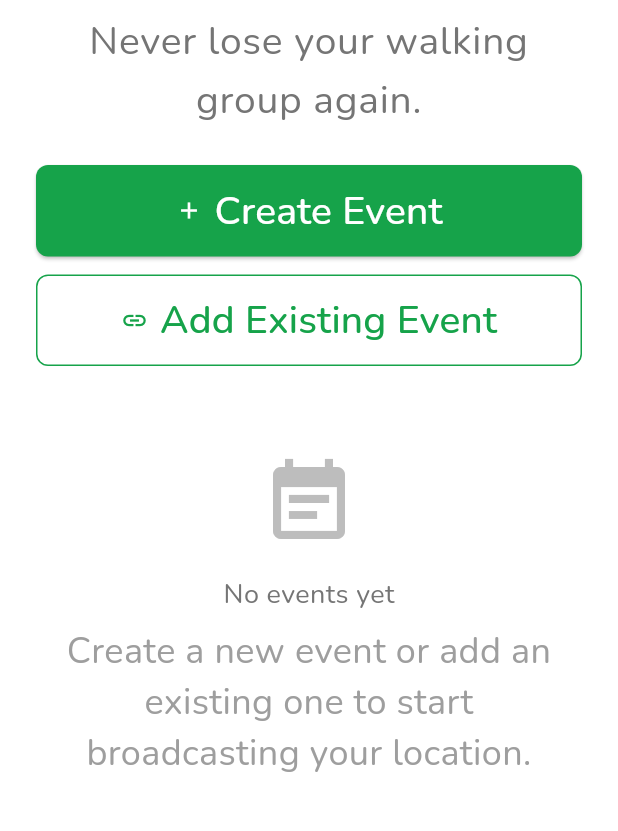
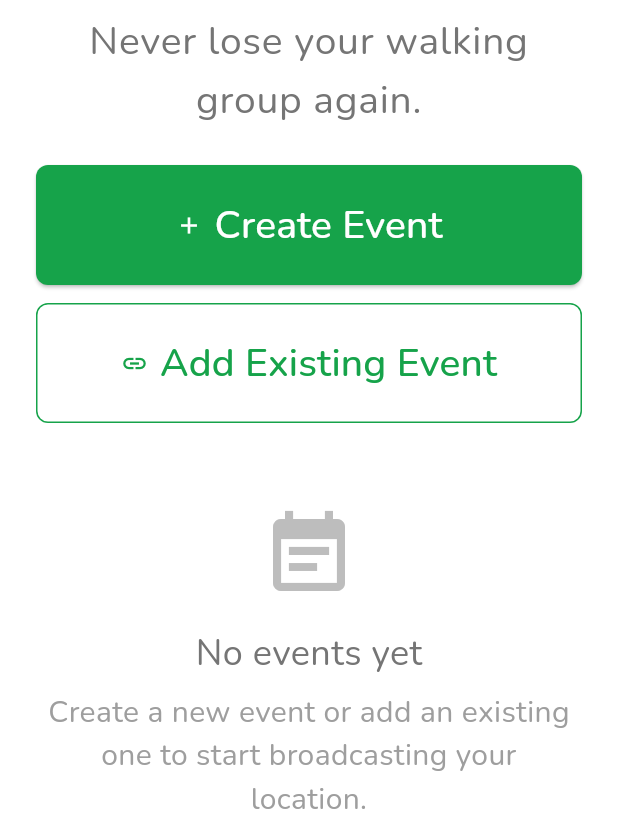
Before and after one commit to william-wei-zhu/scenic-walk, a Flutter app: the screen it shows after launch, on a phone screen of 412 x 824 dp, the part 405-1236 px from its top. Run offline on Flutter 3.47's test engine with Material 3 defaults, Android fonts, the phone set to English and light mode, and no system bars; our stand-ins replace connectivity_plus, firebase_core, firebase_crashlytics, firebase_database, flutter_local_notifications, flutter_svg and 6 more; missing offline and left inert: flutter_background_service; accounts and stored records are empty; project files that could hold a hidden picture were left out.

Commit message:
Improve mobile app UI with larger fonts and streamlined organizer view
UI Changes:
- Increase all font sizes to 20-24px minimum for better readability
- Increase button heights to 80px to accommodate larger text
- Increase button font size to 24px for Start/Stop Broadcasting

Organizer View Improvements:
- Remove "Event Active" status card to maximize map visibility
- Remove redundant "Send Single Update" button
- Increase map height from 40% to 55% of screen

Home Screen:
- Increase event name font to 24px
- Increase status badge, event ID, and date fonts to 20px
- Update offline banner and footer note fonts

Documentation:
- Update CLAUDE.md with accessibility and map feature details

Co-Authored-By: Claude Opus 4.5 <noreply@anthropic.com>

```diff
--- a/mobile/lib/main.dart
+++ b/mobile/lib/main.dart
@@ -108,7 +108,8 @@ class _ScenicWalkAppState extends State<ScenicWalkApp> {
         style: ElevatedButton.styleFrom(
           backgroundColor: primaryColor,
           foregroundColor: Colors.white,
-          padding: const EdgeInsets.symmetric(horizontal: 24, vertical: 12),
+          minimumSize: const Size(0, 80),
+          padding: const EdgeInsets.symmetric(horizontal: 24, vertical: 16),
           shape: RoundedRectangleBorder(
             borderRadius: BorderRadius.circular(8),
           ),
@@ -118,13 +119,22 @@ class _ScenicWalkAppState extends State<ScenicWalkApp> {
         style: OutlinedButton.styleFrom(
           foregroundColor: primaryColor,
           side: BorderSide(color: primaryColor),
-          padding: const EdgeInsets.symmetric(horizontal: 24, vertical: 12),
+          minimumSize: const Size(0, 80),
+          padding: const EdgeInsets.symmetric(horizontal: 24, vertical: 16),
           shape: RoundedRectangleBorder(
             borderRadius: BorderRadius.circular(8),
           ),
         ),
       ),
+      textButtonTheme: TextButtonThemeData(
+        style: TextButton.styleFrom(
+          foregroundColor: primaryColor,
+          minimumSize: const Size(0, 80),
+          padding: const EdgeInsets.symmetric(horizontal: 24, vertical: 16),
+        ),
+      ),
       inputDecorationTheme: InputDecorationTheme(
+        contentPadding: const EdgeInsets.symmetric(horizontal: 16, vertical: 18),
         border: OutlineInputBorder(
           borderRadius: BorderRadius.circular(8),
         ),
@@ -168,7 +178,8 @@ class _ScenicWalkAppState extends State<ScenicWalkApp> {
         style: ElevatedButton.styleFrom(
           backgroundColor: primaryColor,
           foregroundColor: Colors.white,
-          padding: const EdgeInsets.symmetric(horizontal: 24, vertical: 12),
+          minimumSize: const Size(0, 80),
+          padding: const EdgeInsets.symmetric(horizontal: 24, vertical: 16),
           shape: RoundedRectangleBorder(
             borderRadius: BorderRadius.circular(8),
           ),
@@ -178,13 +189,22 @@ class _ScenicWalkAppState extends State<ScenicWalkApp> {
         style: OutlinedButton.styleFrom(
           foregroundColor: primaryColor,
           side: BorderSide(color: primaryColor),
-          padding: const EdgeInsets.symmetric(horizontal: 24, vertical: 12),
+          minimumSize: const Size(0, 80),
+          padding: const EdgeInsets.symmetric(horizontal: 24, vertical: 16),
           shape: RoundedRectangleBorder(
             borderRadius: BorderRadius.circular(8),
           ),
         ),
       ),
+      textButtonTheme: TextButtonThemeData(
+        style: TextButton.styleFrom(
+          foregroundColor: primaryColor,
+          minimumSize: const Size(0, 80),
+          padding: const EdgeInsets.symmetric(horizontal: 24, vertical: 16),
+        ),
+      ),
       inputDecorationTheme: InputDecorationTheme(
+        contentPadding: const EdgeInsets.symmetric(horizontal: 16, vertical: 18),
         border: OutlineInputBorder(
           borderRadius: BorderRadius.circular(8),
         ),
--- a/mobile/lib/screens/add_event_screen.dart
+++ b/mobile/lib/screens/add_event_screen.dart
@@ -218,7 +218,7 @@ class _AddEventScreenState extends State<AddEventScreen> {
               const SizedBox(height: 16),
               SizedBox(
                 width: double.infinity,
-                height: 48,
+                height: 80,
                 child: ElevatedButton(
                   onPressed: _isLoading ? null : _addEvent,
                   child: _isLoading
--- a/mobile/lib/screens/create_event_screen.dart
+++ b/mobile/lib/screens/create_event_screen.dart
@@ -458,7 +458,7 @@ class _CreateEventScreenState extends State<CreateEventScreen> {
                           // Create button
                           SizedBox(
                             width: double.infinity,
-                            height: 48,
+                            height: 80,
                             child: ElevatedButton(
                               onPressed: _isCreating ? null : _createEvent,
                               child: _isCreating
--- a/mobile/lib/screens/home_screen.dart
+++ b/mobile/lib/screens/home_screen.dart
@@ -160,15 +160,15 @@ class _HomeScreenState extends State<HomeScreen> {
                 SliverToBoxAdapter(
                   child: Container(
                     color: Colors.orange[700],
-                    padding: const EdgeInsets.symmetric(horizontal: 16, vertical: 10),
+                    padding: const EdgeInsets.symmetric(horizontal: 16, vertical: 12),
                     child: Row(
                       children: [
-                        const Icon(Icons.wifi_off, color: Colors.white, size: 18),
+                        const Icon(Icons.wifi_off, color: Colors.white, size: 24),
                         const SizedBox(width: 8),
                         const Expanded(
                           child: Text(
                             'You\'re offline. Some features may not work.',
-                            style: TextStyle(color: Colors.white, fontSize: 13),
+                            style: TextStyle(color: Colors.white, fontSize: 20),
                           ),
                         ),
                         TextButton(
@@ -324,14 +324,17 @@ class _HomeScreenState extends State<HomeScreen> {
                           Text(
                             'No events yet',
                             style: TextStyle(
-                              fontSize: 18,
+                              fontSize: 24,
                               color: isDark ? Colors.grey[400] : Colors.grey[600],
                             ),
                           ),
                           const SizedBox(height: 8),
                           Text(
                             'Create a new event or add an existing one to start broadcasting your location.',
-                            style: TextStyle(color: isDark ? Colors.grey[500] : Colors.grey[500]),
+                            style: TextStyle(
+                              color: isDark ? Colors.grey[500] : Colors.grey[500],
+                              fontSize: 20,
+                            ),
                             textAlign: TextAlign.center,
                           ),
                         ],
@@ -372,7 +375,7 @@ class _HomeScreenState extends State<HomeScreen> {
                     child: Text(
                       'Events are saved on this device only',
                       style: TextStyle(
-                        fontSize: 12,
+                        fontSize: 18,
                         color: isDark ? Colors.grey[600] : Colors.grey[500],
                       ),
                       textAlign: TextAlign.center,
@@ -411,7 +414,7 @@ class _SkeletonEventCard extends StatelessWidget {
             // Icon placeholder
             Container(
               width: 48,
-              height: 48,
+              height: 80,
               decoration: BoxDecoration(
                 color: baseColor,
                 borderRadius: BorderRadius.circular(12),
@@ -490,7 +493,7 @@ class _EventCard extends StatelessWidget {
                   // Status indicator with icon
                   Container(
                     width: 48,
-                    height: 48,
+                    height: 80,
                     decoration: BoxDecoration(
                       color: isBroadcasting
                           ? Colors.green.withOpacity(0.1)
@@ -532,7 +535,7 @@ class _EventCard extends StatelessWidget {
                                 event.name,
                                 style: const TextStyle(
                                   fontWeight: FontWeight.w600,
-                                  fontSize: 16,
+                                  fontSize: 24,
                                 ),
                                 overflow: TextOverflow.ellipsis,
                               ),
@@ -542,7 +545,7 @@ class _EventCard extends StatelessWidget {
                               formatDate(event.createdAt),
                               style: TextStyle(
                                 color: isDark ? Colors.grey[500] : Colors.grey[500],
-                                fontSize: 12,
+                                fontSize: 20,
                               ),
                             ),
                           ],
@@ -597,16 +600,16 @@ class _EventCard extends StatelessWidget {
                   children: [
                     Icon(
                       Icons.tag,
-                      size: 14,
+                      size: 20,
                       color: isDark ? Colors.grey[500] : Colors.grey[500],
                     ),
-                    const SizedBox(width: 6),
+                    const SizedBox(width: 8),
                     Expanded(
                       child: Text(
                         event.id,
                         style: TextStyle(
                           color: isDark ? Colors.grey[400] : Colors.grey[600],
-                          fontSize: 13,
+                          fontSize: 20,
                           fontFamily: 'monospace',
                         ),
                       ),
@@ -621,7 +624,7 @@ class _EventCard extends StatelessWidget {
                           children: [
                             Icon(
                               Icons.copy,
-                              size: 14,
+                              size: 20,
                               color: Theme.of(context).colorScheme.primary,
                             ),
                             const SizedBox(width: 4),
@@ -629,7 +632,7 @@ class _EventCard extends StatelessWidget {
                               'Copy',
                               style: TextStyle(
                                 color: Theme.of(context).colorScheme.primary,
-                                fontSize: 12,
+                                fontSize: 20,
                                 fontWeight: FontWeight.w500,
                               ),
                             ),
@@ -662,21 +665,21 @@ class _StatusBadge extends StatelessWidget {
   @override
   Widget build(BuildContext context) {
     return Container(
-      padding: const EdgeInsets.symmetric(horizontal: 8, vertical: 4),
+      padding: const EdgeInsets.symmetric(horizontal: 12, vertical: 6),
       decoration: BoxDecoration(
         color: color.withOpacity(0.1),
-        borderRadius: BorderRadius.circular(4),
+        borderRadius: BorderRadius.circular(6),
       ),
       child: Row(
         mainAxisSize: MainAxisSize.min,
         children: [
-          Icon(icon, size: 12, color: color),
-          const SizedBox(width: 4),
+          Icon(icon, size: 20, color: color),
+          const SizedBox(width: 6),
           Text(
             label,
             style: TextStyle(
               color: color,
-              fontSize: 12,
+              fontSize: 20,
               fontWeight: FontWeight.w500,
             ),
           ),
```
Also changed, not shown: mobile/lib/screens/event_detail_screen.dart (+8 -107 lines), 1 other file.
